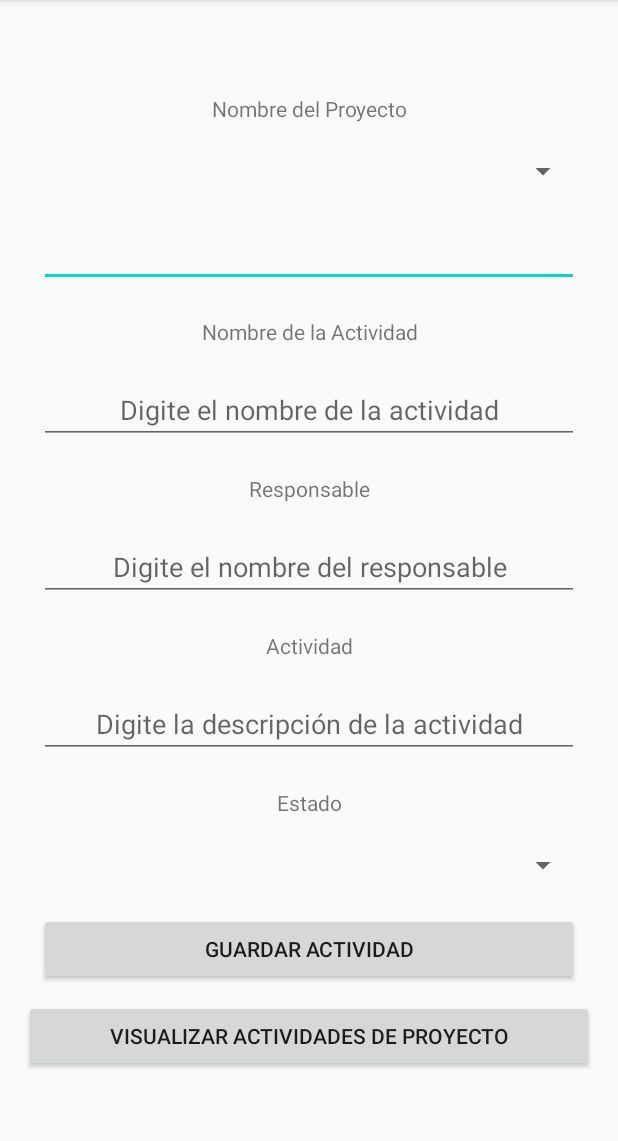
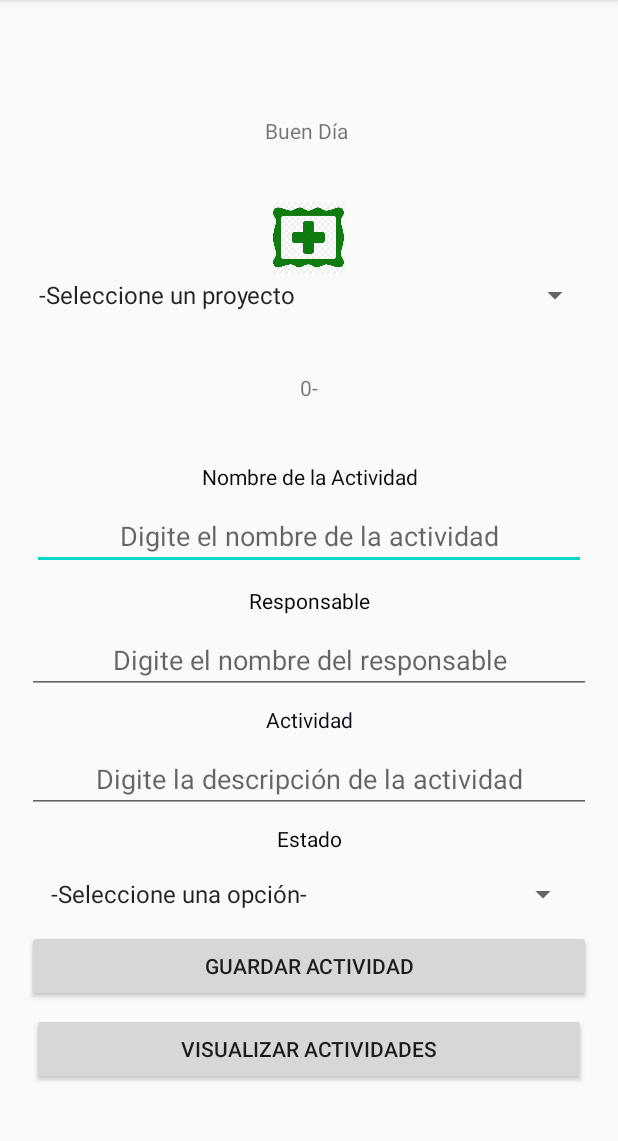
Before and after one commit to roheru/ProjectAndroid, an Android app: the fragment ActivitiesExecuting shown on its own in the app's theme, on a phone screen of 412 x 824 dp, the part 84-1225 px from its top. Run offline under Robolectric (Android 15) with nearby library versions, the phone set to English and light mode, and no system bars; our stand-ins replace Firebase (no records; nobody signed in at launch, a user with empty details on screens opened directly).

Commit message:
add Spinner Project
itemlistener Spinner Project in workTask

```diff
--- a/source/APP1/app/build.gradle
+++ b/source/APP1/app/build.gradle
@@ -60,6 +60,7 @@ dependencies {
 
     implementation 'com.google.android.gms:play-services-auth:18.0.0'
 
+    implementation 'com.google.firebase:firebase-firestore:21.5.0'
     testImplementation 'junit:junit:4.12'
     androidTestImplementation 'androidx.test.ext:junit:1.1.1'
     androidTestImplementation 'androidx.test.espresso:espresso-core:3.2.0'
--- a/source/APP1/app/src/main/java/com/example/app1/ActivitiesExecuting.kt
+++ b/source/APP1/app/src/main/java/com/example/app1/ActivitiesExecuting.kt
@@ -1,17 +1,21 @@
 package com.example.app1
 
 import android.os.Bundle
-import androidx.fragment.app.Fragment
+import android.util.Log
 import android.view.LayoutInflater
 import android.view.View
 import android.view.ViewGroup
-import android.widget.AdapterView
-import android.widget.ArrayAdapter
-import android.widget.Spinner
-import androidx.appcompat.app.AppCompatActivity
-import androidx.navigation.fragment.findNavController
-import kotlinx.android.synthetic.main.activity_login2.*
-import kotlinx.android.synthetic.main.fragment_activities_executing.*
+import android.widget.*
+import android.widget.AdapterView.OnItemSelectedListener
+import androidx.fragment.app.Fragment
+import com.example.app1.entities.Project
+import com.google.android.gms.tasks.OnCompleteListener
+import com.google.firebase.auth.FirebaseAuth
+import com.google.firebase.firestore.FirebaseFirestore
+import com.google.firebase.firestore.QuerySnapshot
+import kotlinx.android.synthetic.main.activity_login2.view.*
+import kotlinx.android.synthetic.main.fragment_activities_executing.view.*
+
 
 // TODO: Rename parameter arguments, choose names that match
 // the fragment initialization parameters, e.g. ARG_ITEM_NUMBER
@@ -27,38 +31,103 @@ class ActivitiesExecuting : Fragment(), AdapterView.OnItemSelectedListener  {
     // TODO: Rename and change types of parameters
     private var param1: String? = null
     private var param2: String? = null
+
     var states = arrayOf("-Seleccione una opción-", "No finalizada","Finalizada" )
-    var projects=arrayOf("-Seleccione una opción-" )
     var spinnerp: Spinner? = null
     var spinners: Spinner? = null
-
-    override fun onCreate(savedInstanceState: Bundle?) {
-        super.onCreate(savedInstanceState)
+    var tv: TextView?=null
+    var viz:Button?=null
 
 
-        /*arguments?.let {
-            param1 = it.getString(ARG_PARAM1)
-            param2 = it.getString(ARG_PARAM2)
-        }*/
-    }
-
-     override fun onCreateView(
+    override fun onCreateView(
         inflater: LayoutInflater, container: ViewGroup?,
         savedInstanceState: Bundle?
     ): View? {
+        val viewv=inflater.inflate(R.layout.fragment_activities_executing, container, false)
+        initializeComponents(viewv)
+        accionar(viewv)
+        return viewv
+    }
+    fun initializeComponents(v:View){
+        val projects: ArrayList<Project> =getProjects()
+        var  db= FirebaseAuth.getInstance()
+        v?.welcome?.text="Buen Día "+db.currentUser?.email.toString()
+        tv=v.description
+        viz=v.visualize
+        spinnerp =v.projects_works
+        spinners=v.states_spinner
+        val projectsList = ArrayAdapter(this.requireContext(), android.R.layout.simple_spinner_item, projects)
+        projectsList.setDropDownViewResource(android.R.layout.simple_spinner_dropdown_item)
+        spinnerp!!.adapter = projectsList
 
-         spinnerp =this.projects_works
-         spinners=this.states_spinner
+        val stateList = ArrayAdapter(this.requireContext(), android.R.layout.simple_spinner_item, states)
+        stateList.setDropDownViewResource(android.R.layout.simple_spinner_dropdown_item)
+        spinners!!.adapter = stateList
 
-         /*val aa = ArrayAdapter(this.requireContext(), android.R.layout.simple_spinner_item, projects)
-         aa.setDropDownViewResource(android.R.layout.simple_spinner_dropdown_item)
-         spinnerp!!.setAdapter(aa)
+    }
 
-         val aa2 = ArrayAdapter(this.requireContext(), android.R.layout.simple_spinner_item, states)
-         aa2.setDropDownViewResource(android.R.layout.simple_spinner_dropdown_item)
-         spinners!!.setAdapter(aa2)*/
-        // Inflate the layout for this fragment
-        return inflater.inflate(R.layout.fragment_activities_executing, container, false)
+
+    fun getProjects():ArrayList<Project>{
+        val projects: ArrayList<Project> = ArrayList()
+        projects.add( Project("-Seleccione un proyecto","",0))
+        //projects.add()
+        try {
+
+            //example()
+            var db = FirebaseFirestore.getInstance()
+            //
+
+            val workPlansProject = db.collection("workPlansProject")
+
+            //val user=db.firestoreSettings.
+
+            workPlansProject.get()
+                .addOnCompleteListener(OnCompleteListener<QuerySnapshot> { task ->
+                    if (task.isSuccessful) {
+                        for (document in task.result!!) {
+                            Log.d("DataValueID", document.id + " => " + document.data.get("name"))
+                            //this.projects.set(this.projects.size,)
+                            projects.add( Project(document.data.get("name").toString(),document.data.get("description").toString(),document.id as Int))
+                        }
+                    } else {
+                        Log.d("DataValueError", "Error getting documents: ", task.exception)
+                        task.exception?.printStackTrace()
+                    }
+                })
+        }catch (e: Exception){
+                e.printStackTrace()
+
+        }
+        return projects
+
+    }
+
+
+    fun accionar(v:View){
+        this.spinnerp?.onItemSelectedListener = object : OnItemSelectedListener {
+            override fun onItemSelected(
+                parentView: AdapterView<*>?,
+                selectedItemView: View,
+                position: Int,
+                id: Long
+            ) {
+                try {
+                    val s=parentView?.getItemAtPosition(position) as Project
+                    Log.i("descriptionProj",s.toString())
+                    viz?.isEnabled=true
+                    tv?.text=s.getId().toString()+"-"+s.getDescription()
+                }catch (e:Exception){
+                    e.printStackTrace()
+
+                }
+
+
+            }
+
+            override fun onNothingSelected(parentView: AdapterView<*>?) {
+                // your code here
+            }
+        }
     }
 
     companion object {
--- /dev/null
+++ b/source/APP1/app/src/main/java/com/example/app1/entities/Project.kt
@@ -0,0 +1,45 @@
+package com.example.app1.entities
+
+
+class Project {
+
+
+
+    private var name: String? = null
+    private var description: String? = null
+    private var id:Int?=null
+
+    constructor(name:String,description:String,id:Int){
+        this.name=name
+        this.description=description
+        this.id=id
+    }
+
+    fun setId(id: Int) {
+        this.id = id
+    }
+
+    fun getId(): Int? {
+        return this.id
+    }
+
+    fun setName(name: String) {
+        this.name = name
+    }
+
+    fun getName():String {
+        return this.name.toString()
+    }
+
+    fun setDescription(description: String) {
+        this.description = description
+    }
+
+    fun getDescription():String {
+        return this.description.toString()
+    }
+
+    override fun toString(): String {
+        return this.name.toString()
+    }
+}
--- a/source/APP1/app/src/main/res/layout/fragment_activities_executing.xml
+++ b/source/APP1/app/src/main/res/layout/fragment_activities_executing.xml
@@ -11,21 +11,27 @@
     android:paddingTop="16dp"
     android:orientation="vertical"
     android:layout_height="match_parent"
-    tools:context=".ActivitiesExecuting"
-
-    >
+    tools:context=".ActivitiesExecuting">
 
     <!-- TODO: Update blank fragment layout -->
     <TextView
-        android:id="@+id/nameProject"
+        android:id="@+id/welcome"
+        android:layout_width="match_parent"
+        android:layout_height="79dp"
+        android:layout_gravity="center"
+        android:layout_margin="8dp"
+        android:gravity="center"
+        android:text="" />
+    <ImageView
+        android:id="@+id/imageView3"
+        android:layout_width="match_parent"
+        android:layout_height="48dp"
+        android:src="@drawable/plus"
+        android:gravity="center"
+        android:layout_gravity="center"
+        />
 
-        android:layout_width="match_parent"
-        android:layout_height="wrap_content"
-        android:layout_gravity="center"
-        android:layout_margin="10dp"
-        android:gravity="center"
-        android:text="Nombre del Proyecto"
-         />
+
 
 
 
@@ -33,34 +39,39 @@
         android:id="@+id/projects_works"
         android:layout_width="match_parent"
         android:layout_height="wrap_content"
-        android:layout_margin="10dp"
+        android:layout_margin="2dp"
         android:gravity="center"
         android:layout_gravity="center" />
 
-    <EditText
-        android:id="@+id/editTextTextMultiLine"
+
+
+    <TextView
+        android:id="@+id/description"
         android:layout_width="match_parent"
-        android:layout_height="wrap_content"
-        android:layout_margin="10dp"
+        android:layout_height="79dp"
+        android:layout_gravity="center"
+        android:layout_margin="8dp"
         android:gravity="center"
-        android:layout_gravity="center"
-        android:inputType="textMultiLine" />
+        android:text="x"
+        />
+
 
     <TextView
         android:id="@+id/textView7"
         android:layout_width="match_parent"
         android:layout_height="wrap_content"
-        android:layout_margin="10dp"
+        android:layout_margin="2dp"
         android:gravity="center"
         android:layout_gravity="center"
         android:inputType="textMultiLine"
-        android:text="Nombre de la Actividad" />
+        android:text="Nombre de la Actividad"
+        android:textColor="#0E0C12"/>
 
     <EditText
         android:id="@+id/nameActivity"
         android:layout_width="match_parent"
         android:layout_height="wrap_content"
-        android:layout_margin="10dp"
+        android:layout_margin="5dp"
         android:gravity="center"
         android:layout_gravity="center"
         android:inputType="textPersonName"
@@ -71,16 +82,17 @@
         android:id="@+id/textView8"
         android:layout_width="match_parent"
         android:layout_height="wrap_content"
-        android:layout_margin="10dp"
+        android:layout_margin="5dp"
         android:gravity="center"
         android:layout_gravity="center"
-        android:text="Responsable" />
+        android:text="Responsable"
+        android:textColor="#07050B"/>
 
     <EditText
         android:id="@+id/editTextTextPersonName3"
         android:layout_width="match_parent"
         android:layout_height="wrap_content"
-        android:layout_margin="10dp"
+        android:layout_margin="2dp"
         android:gravity="center"
         android:layout_gravity="center"
         android:inputType="textPersonName"
@@ -90,16 +102,17 @@
         android:id="@+id/textView9"
         android:layout_width="match_parent"
         android:layout_height="wrap_content"
-        android:layout_margin="10dp"
+        android:layout_margin="5dp"
         android:gravity="center"
         android:layout_gravity="center"
-        android:text="Actividad" />
+        android:text="Actividad"
+        android:textColor="#0F0A15"/>
 
     <EditText
         android:id="@+id/editTextTextMultiLine2"
         android:layout_width="match_parent"
         android:layout_height="wrap_content"
-        android:layout_margin="10dp"
+        android:layout_margin="2dp"
         android:gravity="center"
         android:layout_gravity="center"
         android:inputType="textMultiLine"
@@ -109,10 +122,11 @@
         android:id="@+id/textView11"
         android:layout_width="match_parent"
         android:layout_height="wrap_content"
-        android:layout_margin="10dp"
+        android:layout_margin="5dp"
         android:gravity="center"
         android:layout_gravity="center"
-        android:text="Estado" />
+        android:text="Estado"
+        android:textColor="#0A080C"/>
 
 
     <Spinner
@@ -129,17 +143,22 @@
         android:layout_height="wrap_content"
         android:gravity="center"
         android:layout_gravity="center"
-        android:layout_margin="10dp"
+        android:layout_margin="2dp"
         android:text="Guardar Actividad"
 
         />
 
     <Button
-        android:id="@+id/button2"
+        android:id="@+id/visualize"
         android:layout_width="match_parent"
         android:layout_height="wrap_content"
         android:gravity="center"
         android:layout_gravity="center"
-        android:text="Visualizar Actividades de Proyecto" />
+        android:layout_margin="5dp"
+        android:text="Visualizar Actividades"
+        android:enabled="false"/>
+
+
+
 
 </LinearLayout>
```
Also changed, not shown: source/APP1/app/src/main/res/drawable/plus.png (added).
